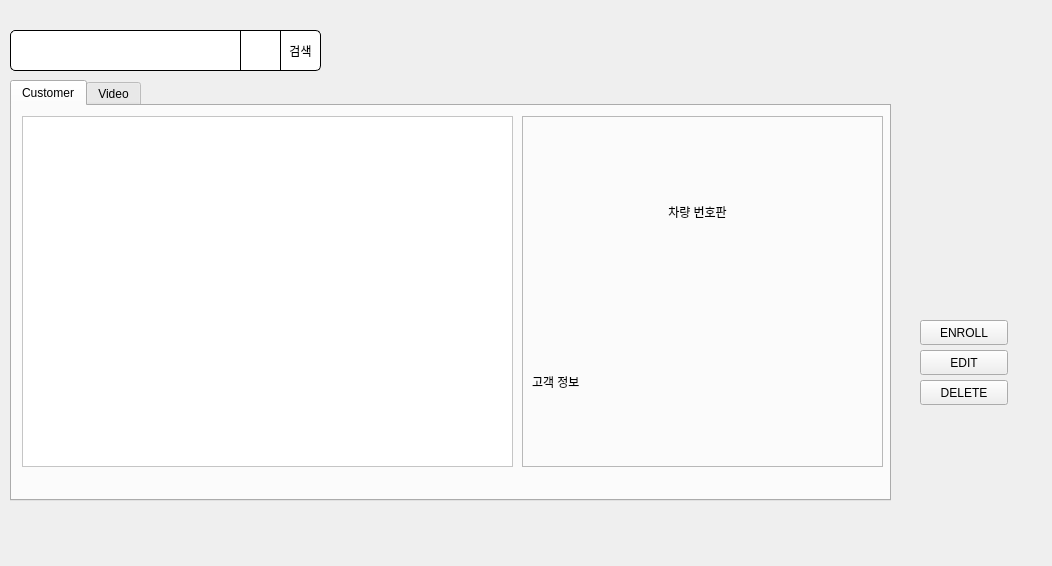
Above: cctv_36/src/ui/search.ui from VEDA-ThirtySix/PAMS-client before the change. Below: the same form after it.
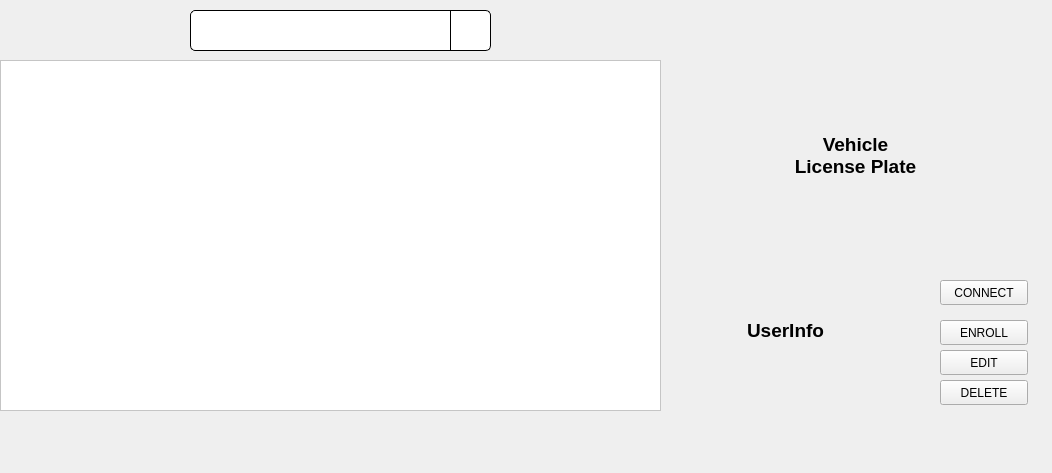
That is the form after the change. The open tabs and pages were chosen to show the change. Icons and pictures are not drawn.

Patch:
```diff
--- a/cctv_36/src/ui/search.ui
+++ b/cctv_36/src/ui/search.ui
@@ -7,93 +7,104 @@
     <x>0</x>
     <y>0</y>
     <width>1052</width>
-    <height>566</height>
+    <height>473</height>
    </rect>
   </property>
   <property name="windowTitle">
    <string>Form</string>
   </property>
-  <widget class="QTabWidget" name="searchTabWidget">
+  <widget class="QPushButton" name="filterButton">
    <property name="geometry">
     <rect>
-     <x>10</x>
-     <y>80</y>
-     <width>881</width>
-     <height>421</height>
+     <x>400</x>
+     <y>10</y>
+     <width>51</width>
+     <height>41</height>
     </rect>
    </property>
+   <property name="font">
+    <font>
+     <pointsize>10</pointsize>
+    </font>
+   </property>
    <property name="styleSheet">
-    <string notr="true">QTabWidget#searchTabWidget::pane {
-    background-color: rgb(255, 255, 255);
-    border: none;
-}
+    <string notr="true">image: url(:/images/list.png);
+background-color: transparent;
+border:1px solid transparent;
 
-QTabWidget#searchTabWidget &gt; QTabBar::tab {
-    font: 9pt &quot;Sans Serif&quot;;
-    background-color: rgba(154, 255, 195,0.5);
-    color: black;
-    padding: 0px;
-    margin-right: 5px;
-    width: 120px;
-    height: 30px;
-    background-repeat: no-repeat;
-    background-position: center;
-}
 
-QTabWidget#searchTabWidget &gt; QTabBar::tab:first {
-    background-color: rgba(154, 255, 195,0.5);
-    color: black;
-}
+border-top-right-radius: 5px; /* 오른쪽 위 모서리 */
+border-bottom-right-radius: 5px; /* 오른쪽 아래 모서리 */
+border-top-left-radius: 5px; /* 왼쪽 위 모서리 */
+border-bottom-left-radius: 5px; /* 왼쪽 아래 모서리 */</string>
+   </property>
+   <property name="text">
+    <string/>
+   </property>
+  </widget>
+  <widget class="QLineEdit" name="searchInput">
+   <property name="geometry">
+    <rect>
+     <x>190</x>
+     <y>10</y>
+     <width>261</width>
+     <height>41</height>
+    </rect>
+   </property>
+   <property name="styleSheet">
+    <string notr="true">background-color: rgb(255, 255, 255);
+border:1px solid rgb(0, 0, 0);
 
-QTabWidget#searchTabWidget &gt; QTabBar::tab:first:selected {
-    background: none;
-    background-color: rgba(154, 255, 195,0.5);
-    background-image: transparent;
-    color: rgb(0, 0, 0);
-    font: 500 12pt &quot;Quicksand Medium&quot;;
-    padding: 0px;
-}
+border-top-right-radius: 0px; /* 오른쪽 위 모서리 */
+border-bottom-right-radius: 0px; /* 오른쪽 아래 모서리 */
+border-top-left-radius: 5px; /* 왼쪽 위 모서리 */
+border-bottom-left-radius: 5px; /* 왼쪽 아래 모서리 */</string>
+   </property>
+  </widget>
+  <widget class="QPushButton" name="searchButton">
+   <property name="geometry">
+    <rect>
+     <x>450</x>
+     <y>10</y>
+     <width>41</width>
+     <height>41</height>
+    </rect>
+   </property>
+   <property name="styleSheet">
+    <string notr="true">background-color: rgb(255, 255, 255);
+border:1px solid rgb(0, 0, 0);
 
-QTabWidget#searchTabWidget &gt; QTabBar::tab:last {
-    background-color: rgba(154, 255, 195,0.1);
-    color: transparent;
-}
 
-QTabWidget#searchTabWidget &gt; QTabBar::tab:last:selected {
-    background: none;
-    background-color: rgba(154, 255, 195,0.5);
-    background-image: none;
-    color: rgb(0, 0, 0);
-    font: 500 12pt &quot;Quicksand Medium&quot;;
-    padding: 0px;
-}
-
-QTabWidget#searchTabWidget &gt; QTabBar::tab:hover {
-    background: none;
-    background-color: rgba(154, 255, 195,0.1);
-    background-image: none;
-    color: rgb(255, 255, 255);
-    font: 500 10pt &quot;Quicksand Medium&quot;;
-}</string>
+border-top-right-radius: 5px; /* 오른쪽 위 모서리 */
+border-bottom-right-radius: 5px; /* 오른쪽 아래 모서리 */
+border-top-left-radius: 0; /* 왼쪽 위 모서리 */
+border-bottom-left-radius: 0; /* 왼쪽 아래 모서리 */</string>
    </property>
-   <property name="currentIndex">
-    <number>1</number>
+   <property name="text">
+    <string/>
    </property>
-   <widget class="QWidget" name="customerTab">
-    <attribute name="title">
-     <string>Customer</string>
-    </attribute>
-    <widget class="QTableView" name="customerTable">
-     <property name="geometry">
-      <rect>
-       <x>10</x>
-       <y>10</y>
-       <width>491</width>
-       <height>351</height>
-      </rect>
-     </property>
-     <property name="styleSheet">
-      <string notr="true">QTableView {
+   <property name="icon">
+    <iconset resource="../../images.qrc">
+     <normaloff>:/images/search5.png</normaloff>:/images/search5.png</iconset>
+   </property>
+   <property name="iconSize">
+    <size>
+     <width>20</width>
+     <height>20</height>
+    </size>
+   </property>
+  </widget>
+  <widget class="QTableView" name="resultsTable">
+   <property name="geometry">
+    <rect>
+     <x>0</x>
+     <y>60</y>
+     <width>661</width>
+     <height>351</height>
+    </rect>
+   </property>
+   <property name="styleSheet">
+    <string notr="true">QTableView {
     background-color: rgb(255, 255, 255);
 }
 
@@ -104,90 +115,40 @@
     font-weight: bold;
     text-align: center;
 }</string>
-     </property>
-    </widget>
-    <widget class="QFrame" name="frame">
-     <property name="geometry">
-      <rect>
-       <x>510</x>
-       <y>10</y>
-       <width>361</width>
-       <height>351</height>
-      </rect>
-     </property>
-     <property name="frameShape">
-      <enum>QFrame::Shape::StyledPanel</enum>
-     </property>
-     <property name="frameShadow">
-      <enum>QFrame::Shadow::Raised</enum>
-     </property>
-     <widget class="QLabel" name="imageLabel">
-      <property name="geometry">
-       <rect>
-        <x>10</x>
-        <y>10</y>
-        <width>331</width>
-        <height>171</height>
-       </rect>
-      </property>
-      <property name="text">
-       <string>차량 번호판</string>
-      </property>
-      <property name="alignment">
-       <set>Qt::AlignmentFlag::AlignCenter</set>
-      </property>
-     </widget>
-     <widget class="QLabel" name="textLabel">
-      <property name="geometry">
-       <rect>
-        <x>10</x>
-        <y>190</y>
-        <width>331</width>
-        <height>151</height>
-       </rect>
-      </property>
-      <property name="text">
-       <string>고객 정보</string>
-      </property>
-      <property name="alignment">
-       <set>Qt::AlignmentFlag::AlignLeading|Qt::AlignmentFlag::AlignLeft|Qt::AlignmentFlag::AlignVCenter</set>
-      </property>
-     </widget>
-    </widget>
-   </widget>
-   <widget class="QWidget" name="videoTab">
-    <attribute name="title">
-     <string>Video</string>
-    </attribute>
-    <widget class="QTableView" name="videoTable">
-     <property name="geometry">
-      <rect>
-       <x>0</x>
-       <y>10</y>
-       <width>851</width>
-       <height>351</height>
-      </rect>
-     </property>
-     <property name="styleSheet">
-      <string notr="true">QTableView {
-    background-color: rgb(255, 255, 255);
-}
-
-QHeaderView::section {
-    background-color: rgba(202,205,205,0.5);
-    border: 1px solid rgba(0, 0, 0, 0.5);
-    padding: 3px;
-    font-weight: bold;
-    text-align: center;
-}</string>
-     </property>
-    </widget>
-   </widget>
+   </property>
+   <property name="inputMethodHints">
+    <set>Qt::InputMethodHint::ImhNone</set>
+   </property>
+   <property name="editTriggers">
+    <set>QAbstractItemView::EditTrigger::NoEditTriggers</set>
+   </property>
+   <property name="textElideMode">
+    <enum>Qt::TextElideMode::ElideLeft</enum>
+   </property>
+   <attribute name="horizontalHeaderCascadingSectionResizes">
+    <bool>false</bool>
+   </attribute>
+  </widget>
+  <widget class="QLabel" name="imageLabel">
+   <property name="geometry">
+    <rect>
+     <x>700</x>
+     <y>70</y>
+     <width>311</width>
+     <height>171</height>
+    </rect>
+   </property>
+   <property name="text">
+    <string>&lt;html&gt;&lt;head/&gt;&lt;body&gt;&lt;p align=&quot;center&quot;&gt;&lt;span style=&quot; font-size:14pt; font-weight:700;&quot;&gt;Vehicle&lt;br/&gt;License Plate&lt;/span&gt;&lt;/p&gt;&lt;/body&gt;&lt;/html&gt;</string>
+   </property>
+   <property name="alignment">
+    <set>Qt::AlignmentFlag::AlignCenter</set>
+   </property>
   </widget>
   <widget class="QPushButton" name="pushButton_edit">
    <property name="geometry">
     <rect>
-     <x>920</x>
+     <x>940</x>
      <y>350</y>
      <width>88</width>
      <height>25</height>
@@ -200,7 +161,7 @@
   <widget class="QPushButton" name="pushButton_delete">
    <property name="geometry">
     <rect>
-     <x>920</x>
+     <x>940</x>
      <y>380</y>
      <width>88</width>
      <height>25</height>
@@ -213,7 +174,7 @@
   <widget class="QPushButton" name="pushButton_enroll">
    <property name="geometry">
     <rect>
-     <x>920</x>
+     <x>940</x>
      <y>320</y>
      <width>88</width>
      <height>25</height>
@@ -223,68 +184,43 @@
     <string>ENROLL</string>
    </property>
   </widget>
-  <widget class="QPushButton" name="filterButton">
+  <widget class="QLabel" name="textLabel">
    <property name="geometry">
     <rect>
-     <x>240</x>
+     <x>710</x>
+     <y>250</y>
+     <width>151</width>
+     <height>161</height>
+    </rect>
+   </property>
+   <property name="text">
+    <string>&lt;html&gt;&lt;head/&gt;&lt;body&gt;&lt;p align=&quot;center&quot;&gt;&lt;span style=&quot; font-size:14pt; font-weight:700;&quot;&gt;UserInfo&lt;/span&gt;&lt;/p&gt;&lt;/body&gt;&lt;/html&gt;</string>
+   </property>
+  </widget>
+  <widget class="QPushButton" name="pushButton_connect">
+   <property name="geometry">
+    <rect>
+     <x>940</x>
+     <y>280</y>
+     <width>88</width>
+     <height>25</height>
+    </rect>
+   </property>
+   <property name="text">
+    <string>CONNECT</string>
+   </property>
+  </widget>
+  <widget class="QLabel" name="label_url">
+   <property name="geometry">
+    <rect>
+     <x>710</x>
      <y>30</y>
-     <width>41</width>
-     <height>41</height>
+     <width>291</width>
+     <height>31</height>
     </rect>
    </property>
-   <property name="styleSheet">
-    <string notr="true">background-color: rgb(255, 255, 255);
-border:1px solid rgb(0, 0, 0);
-border-top-right-radius: 0px;
-border-bottom-right-radius: 0px;
-border-top-left-radius: 0;
-border-bottom-left-radius: 0;</string>
-   </property>
    <property name="text">
     <string/>
-   </property>
-   <property name="icon">
-    <iconset resource="../../images.qrc">
-     <normaloff>:/images/list.png</normaloff>:/images/list.png</iconset>
-   </property>
-  </widget>
-  <widget class="QLineEdit" name="searchInput">
-   <property name="geometry">
-    <rect>
-     <x>10</x>
-     <y>30</y>
-     <width>231</width>
-     <height>41</height>
-    </rect>
-   </property>
-   <property name="styleSheet">
-    <string notr="true">background-color: rgb(255, 255, 255);
-border:1px solid rgb(0, 0, 0);
-border-top-right-radius: 0px;
-border-bottom-right-radius: 0px;
-border-top-left-radius: 5px;
-border-bottom-left-radius: 5px;</string>
-   </property>
-  </widget>
-  <widget class="QPushButton" name="searchButton">
-   <property name="geometry">
-    <rect>
-     <x>280</x>
-     <y>30</y>
-     <width>41</width>
-     <height>41</height>
-    </rect>
-   </property>
-   <property name="styleSheet">
-    <string notr="true">background-color: rgb(255, 255, 255);
-border:1px solid rgb(0, 0, 0);
-border-top-right-radius: 5px;
-border-bottom-right-radius: 5px;
-border-top-left-radius: 0;
-border-bottom-left-radius: 0;</string>
-   </property>
-   <property name="text">
-    <string>검색</string>
    </property>
   </widget>
  </widget>
```
